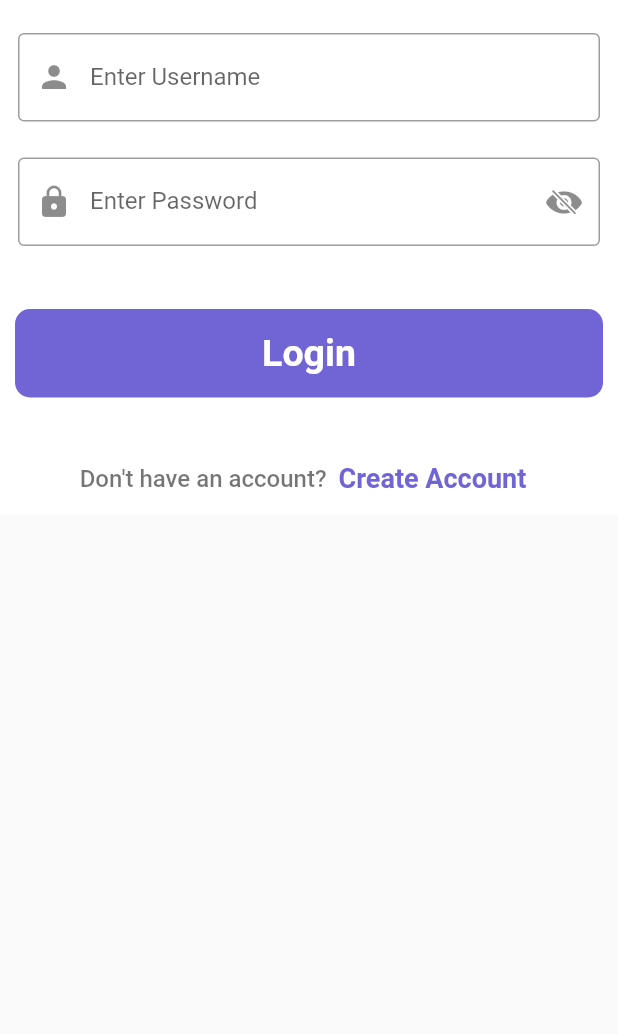
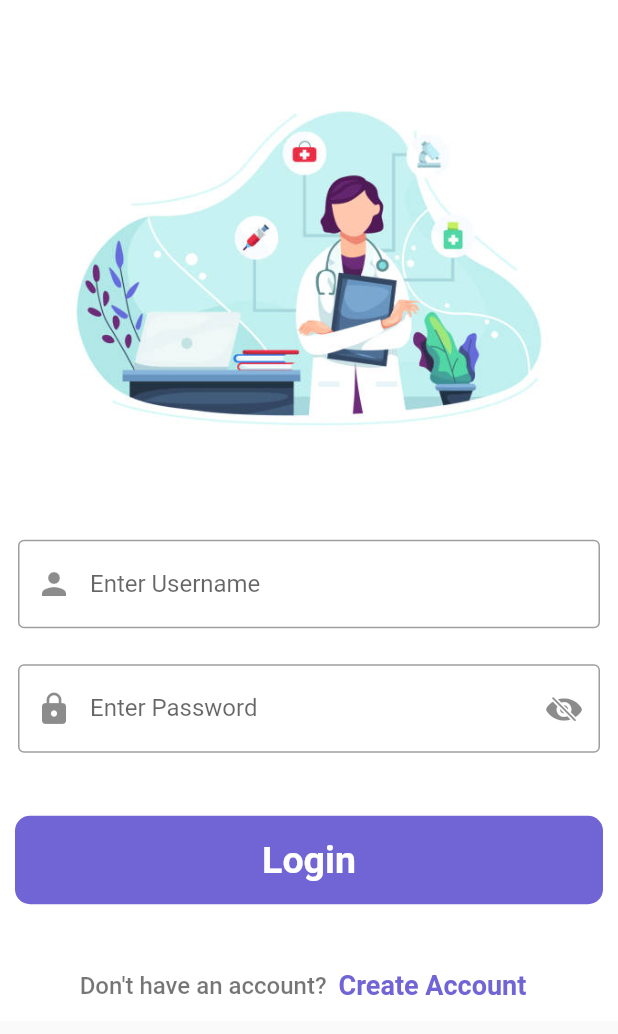
Before and after one commit to o-omki/doctor-appointment-ui, a Flutter app: the LoginScreen widget shown alone on an empty page, opened directly, on a phone screen of 412 x 824 dp. Shown: the top 1034 px of the screen. Run offline on Flutter 3.47's test engine with Material 2 defaults, Android fonts, the phone set to English and light mode, and no system bars; statements that could not run were skipped.

Commit message:
Made it gesture responsive.

```diff
--- a/lib/screens/login_screen.dart
+++ b/lib/screens/login_screen.dart
@@ -12,15 +12,22 @@ class LoginScreen extends StatefulWidget {
 
 class _LoginScreenState extends State<LoginScreen> {
   bool passToggle = true;
+
   @override
   Widget build(BuildContext context) {
-    return Material(
+    return GestureDetector(
+      onTap: FocusScope.of(context).unfocus,
+      child: Material(
         color: Colors.white,
         child: SingleChildScrollView(
           child: SafeArea(
             child: Column(
               children: [
                 const SizedBox(height: 10),
+                Padding(
+                  padding: const EdgeInsets.all(20),
+                  child: Image.asset("images/doctor5.jpg"),
+                ),
                 const Padding(
                   padding: EdgeInsets.all(12),
                   child: TextField(
@@ -34,15 +41,16 @@ class _LoginScreenState extends State<LoginScreen> {
                 Padding(
                   padding: const EdgeInsets.all(12),
                   child: TextField(
-                  obscureText: passToggle ? true : false,
+                    obscureText: passToggle,
                     decoration: InputDecoration(
                       border: const OutlineInputBorder(),
                       label: const Text("Enter Password"),
                       prefixIcon: const Icon(Icons.lock),
                       suffixIcon: InkWell(
                         onTap: () {
+                          setState(() {
                             passToggle = !passToggle;
-                        setState(() {});
+                          });
                         },
                         child: passToggle
                             ? const Icon(CupertinoIcons.eye_slash_fill)
@@ -120,8 +128,9 @@ class _LoginScreenState extends State<LoginScreen> {
                       ),
                     )
                   ],
-              )
+                ),
               ],
+            ),
           ),
         ),
       ),
```
Lines whose indentation alone changed are shown as unchanged.
